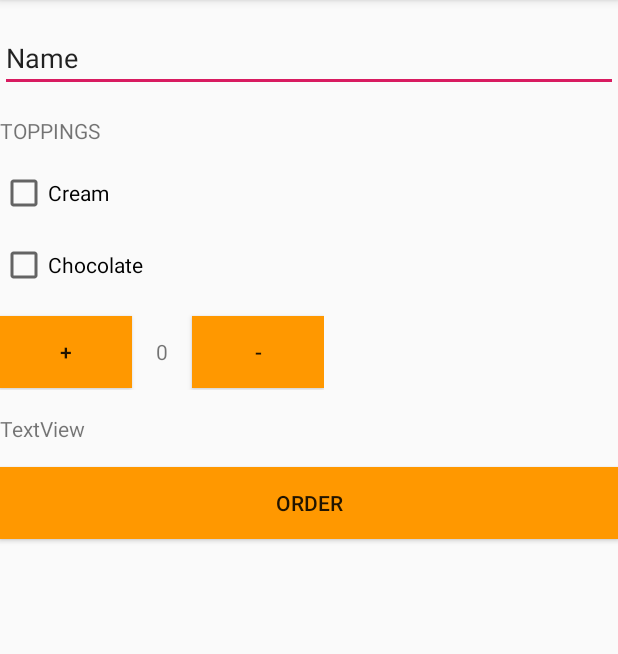
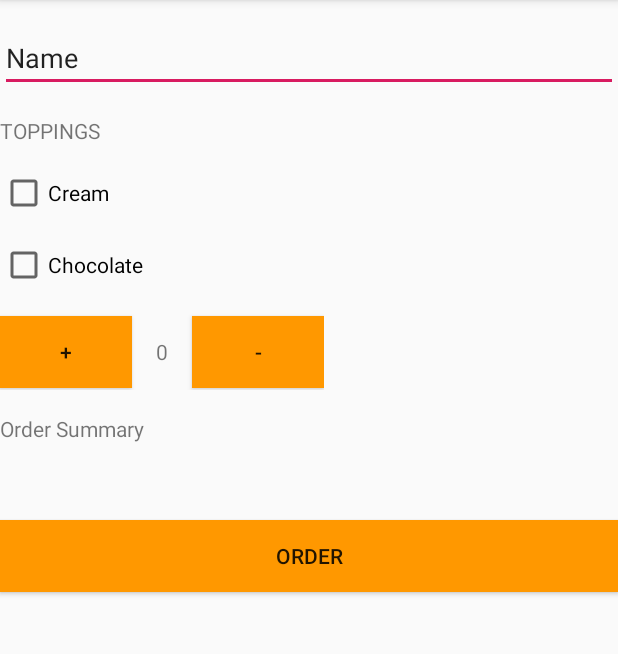
Before and after one commit to Syamgith/CoffeeOrderingApp, an Android app: the screen it shows after launch (MainActivity), on a phone screen of 412 x 824 dp, the part 84-738 px from its top. Run offline under Robolectric (Android 15) with nearby library versions, the phone set to English and light mode, and no system bars.

Commit message:
Declared button and texts

```diff
--- a/app/src/main/java/com/example/coffeeorderingapp/MainActivity.java
+++ b/app/src/main/java/com/example/coffeeorderingapp/MainActivity.java
@@ -3,12 +3,35 @@ package com.example.coffeeorderingapp;
 import androidx.appcompat.app.AppCompatActivity;
 
 import android.os.Bundle;
+import android.view.View;
+import android.widget.Button;
+import android.widget.EditText;
+import android.widget.TextView;
 
 public class MainActivity extends AppCompatActivity {
-
+    Button btnadd, btnremove, btnorder;
+    TextView tvitems, tvorder;
+    String items;
     @Override
     protected void onCreate(Bundle savedInstanceState) {
         super.onCreate(savedInstanceState);
         setContentView(R.layout.activity_main);
+
+
+        btnadd = findViewById(R.id.btnadd);
+        btnremove = findViewById(R.id.btnremove);
+        btnorder = findViewById(R.id.btnorder);
+        tvitems = findViewById(R.id.tvitems);
+        tvitems = findViewById(R.id.tvorder);
+        items = tvitems.getText().toString();
+
+        btnadd.setOnClickListener(new View.OnClickListener() {
+            @Override
+            public void onClick(View v) {
+
+            }
+        });
+
+
     }
 }
--- a/app/src/main/res/layout/activity_main.xml
+++ b/app/src/main/res/layout/activity_main.xml
@@ -9,7 +9,7 @@
 
 
     <EditText
-        android:id="@+id/editText"
+        android:id="@+id/etname"
         android:layout_width="match_parent"
         android:layout_height="wrap_content"
         android:ems="10"
@@ -25,14 +25,14 @@
         android:text="TOPPINGS" />
 
     <CheckBox
-        android:id="@+id/checkBox"
+        android:id="@+id/checkBox1"
         android:layout_width="wrap_content"
         android:layout_height="wrap_content"
         android:layout_marginTop="16dp"
         android:text="Cream" />
 
     <CheckBox
-        android:id="@+id/checkBox3"
+        android:id="@+id/checkBox2"
         android:layout_width="wrap_content"
         android:layout_height="wrap_content"
         android:layout_marginTop="16dp"
@@ -47,31 +47,39 @@
         <Button
             android:layout_width="wrap_content"
             android:layout_height="wrap_content"
+            android:id="@+id/btnadd"
             android:background="#FF9800"
             android:text="+"/>
         <TextView
             android:layout_width="wrap_content"
             android:layout_height="wrap_content"
+            android:id="@+id/tvitems"
             android:padding="16dp"
             android:text="0"/>
         <Button
             android:layout_width="wrap_content"
             android:layout_height="wrap_content"
+            android:id="@+id/btnremove"
             android:background="#FF9800"
             android:text="-"/>
 
     </LinearLayout>
-
     <TextView
-        android:id="@+id/textView2"
+        android:id="@+id/tv"
+        android:layout_width="match_parent"
+        android:layout_height="wrap_content"
+        android:layout_marginTop="16dp"
+        android:text="Order Summary" />
+    <TextView
+        android:id="@+id/tvorder"
         android:layout_width="match_parent"
         android:layout_height="wrap_content"
         android:layout_marginTop="16dp"
         android:layout_marginBottom="16dp"
-        android:text="TextView" />
+        android:text="" />
 
     <Button
-        android:id="@+id/button2"
+        android:id="@+id/btnorder"
         android:layout_width="match_parent"
         android:layout_height="wrap_content"
         android:background="#FF9800"
```
